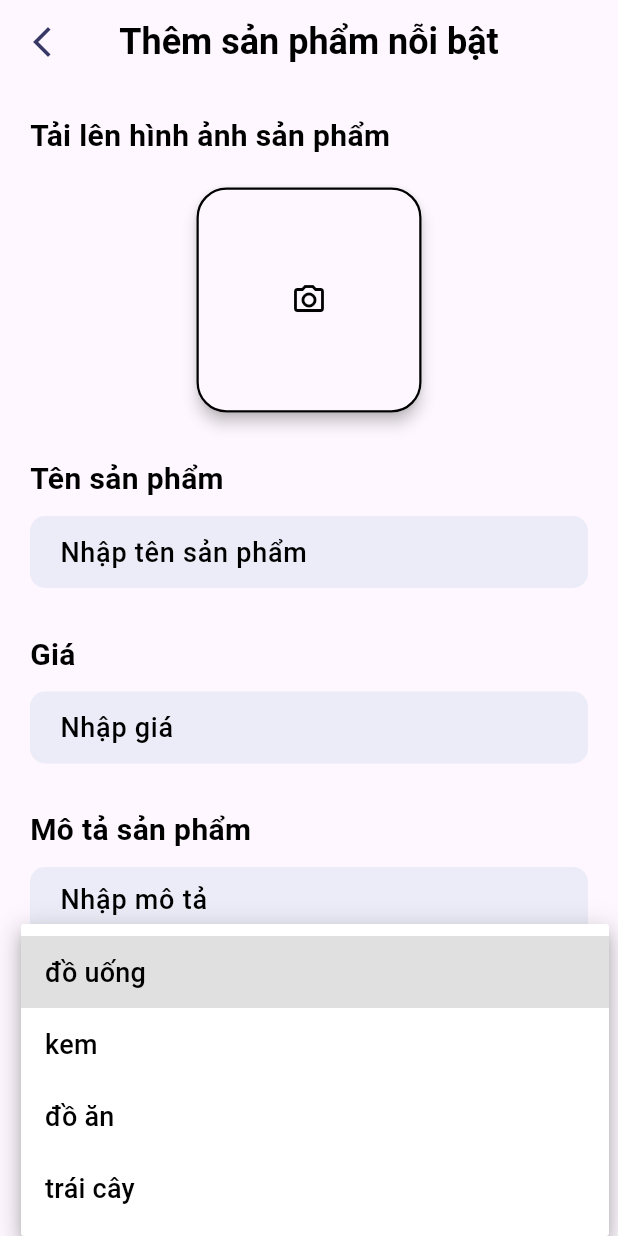
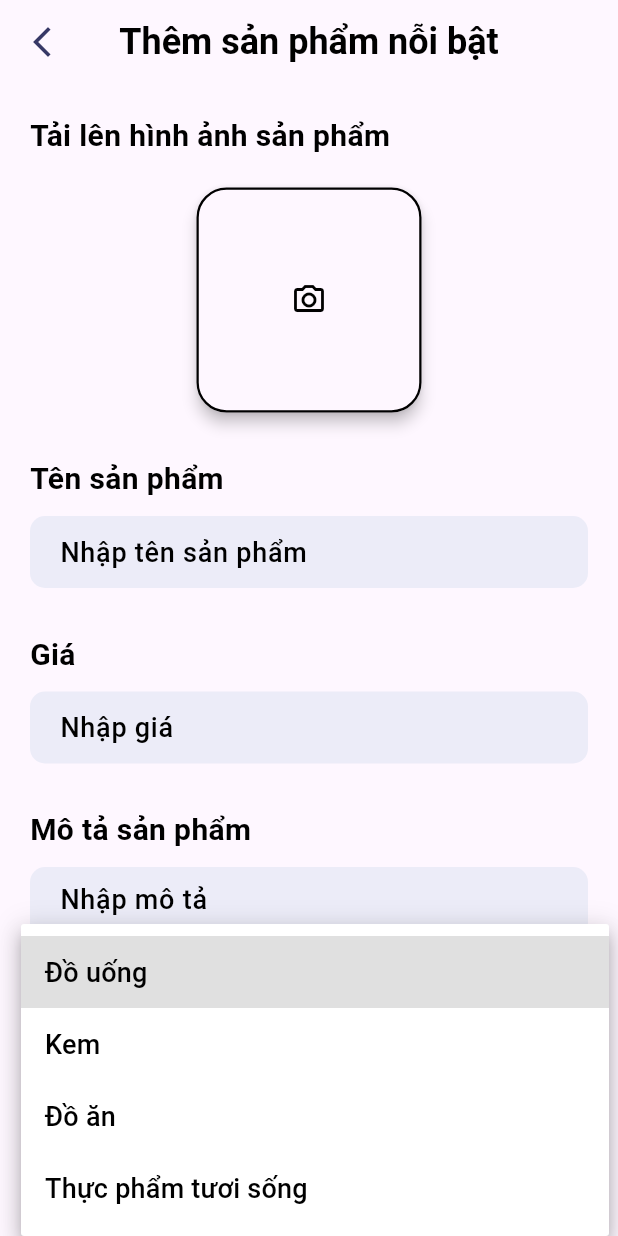
Before and after one commit to nguyenvikhang170320/foodapp_flutter, a Flutter app: the AddFeatureProduct screen opened directly, after a tap on "Chọn danh mục", on a phone screen of 412 x 824 dp. Run offline on Flutter 3.47's test engine with Material 3 defaults, Android fonts, the phone set to English and light mode, and no system bars; our stand-ins replace badges, carousel_slider, cloud_firestore, curved_navigation_bar, firebase_auth, firebase_core and 4 more; missing offline and left inert: firebase_app_check, toasty_box; accounts and stored records are empty; network calls fail; Roboto replaces fonts that are missing (Poppins).

Commit message:
Update source code

```diff
--- a/lib/pages/admin/add_featureroduct.dart
+++ b/lib/pages/admin/add_featureroduct.dart
@@ -18,10 +18,10 @@ class AddFeatureProduct extends StatefulWidget {
 
 class _AddFeatureProductState extends State<AddFeatureProduct> {
   final List<String> fooditems = [
-    'đồ uống',
-    'kem',
-    'đồ ăn',
-    'trái cây',
+    'Đồ uống',
+    'Kem',
+    'Đồ ăn',
+    'Thực phẩm tươi sống',
   ];
   String? valueCategory;
   TextEditingController namecontroller = new TextEditingController();
--- a/lib/pages/admin/add_productmoi.dart
+++ b/lib/pages/admin/add_productmoi.dart
@@ -18,10 +18,10 @@ class AddProductMoi extends StatefulWidget {
 
 class _AddProductState extends State<AddProductMoi> {
   final List<String> fooditems = [
-    'đồ uống',
-    'kem',
-    'đồ ăn',
-    'trái cây',
+    'Đồ uống',
+    'Kem',
+    'Đồ ăn',
+    'Thực phẩm tươi sống',
   ];
   String? valueCategory;
   TextEditingController namecontroller = new TextEditingController();
--- a/lib/pages/admin/add_products.dart
+++ b/lib/pages/admin/add_products.dart
@@ -18,10 +18,10 @@ class AddProducts extends StatefulWidget {
 
 class _AddProductsState extends State<AddProducts> {
   final List<String> fooditems = [
-    'đồ uống',
-    'kem',
-    'đồ ăn',
-    'trái cây',
+    'Đồ uống',
+    'Kem',
+    'Đồ ăn',
+    'Thực phẩm tươi sống',
   ];
   String? valueCategory;
   TextEditingController namecontroller = new TextEditingController();
--- a/lib/pages/homepages.dart
+++ b/lib/pages/homepages.dart
@@ -9,7 +9,7 @@ import 'package:foodapp/widgets/carouselview.dart';
 import 'package:foodapp/widgets/loadproducthortical.dart';
 import 'package:foodapp/widgets/loadproductvertical.dart';
 import 'package:foodapp/widgets/notificationbutton.dart';
-import 'package:flutter/material.dart';
+import 'package:flutter/material.dart' hide CarouselView;
 import 'package:provider/provider.dart';
 import 'package:toasty_box/toast_enums.dart';
 import 'package:toasty_box/toast_service.dart';
```
Also changed, not shown: pubspec.lock, 125 other files.
